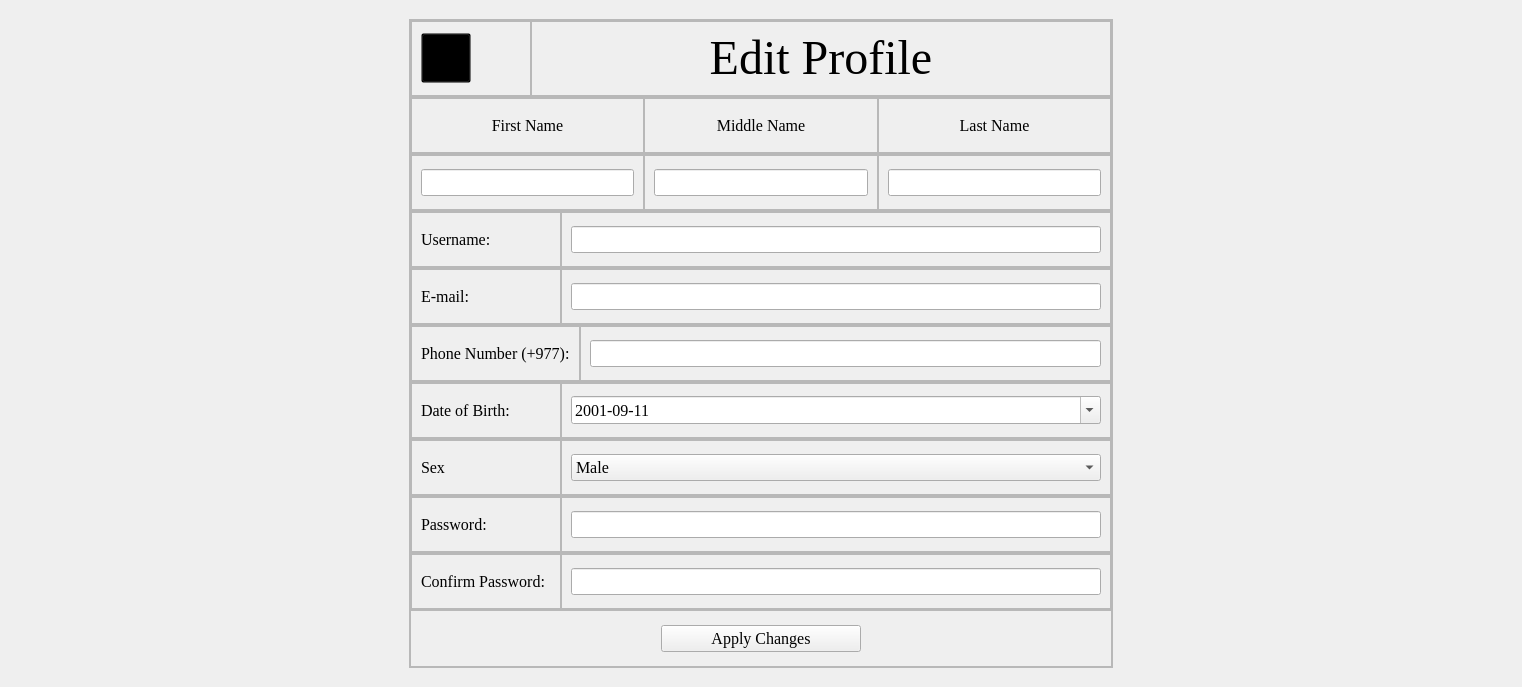
First picture: the form in editprofile.ui, repository aavashlamichhane/LibMan, before the edit.
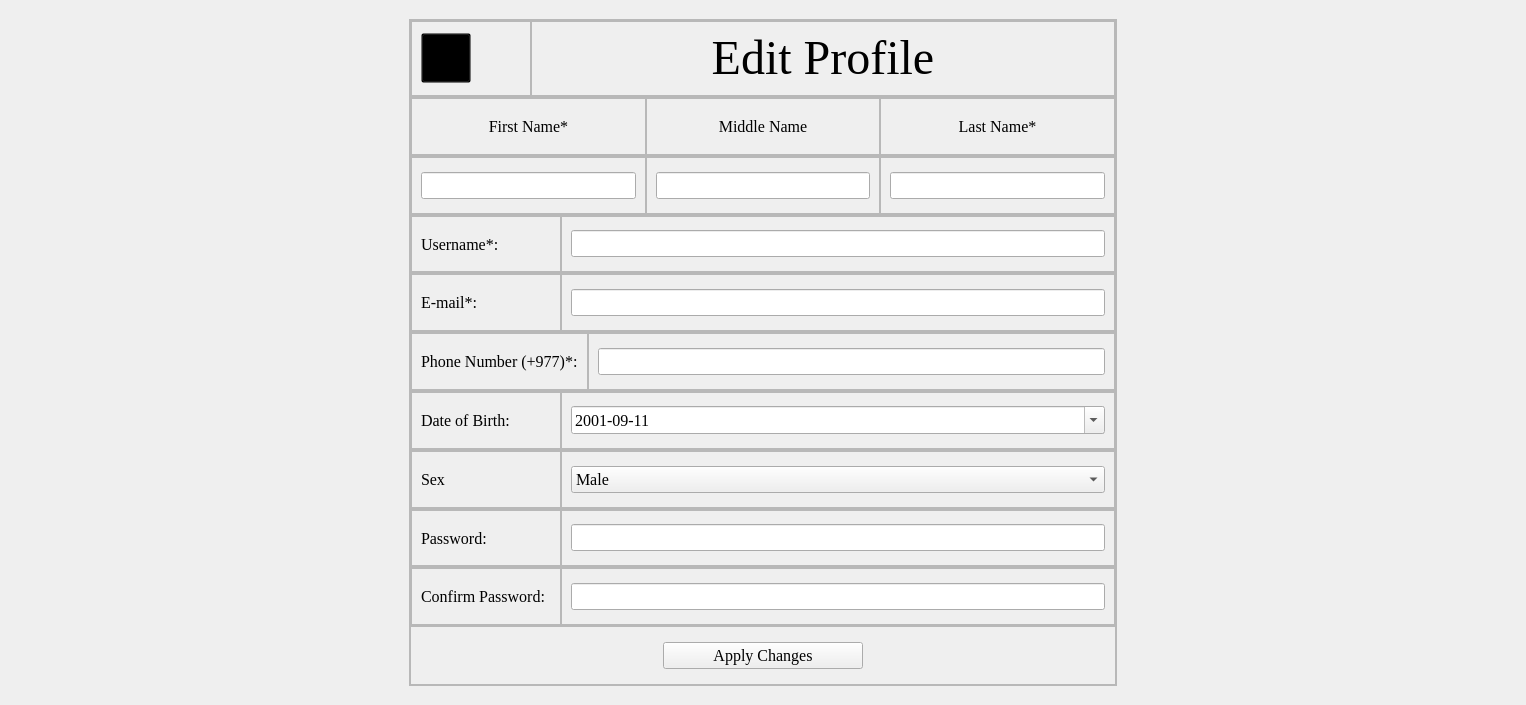
Second picture: the form after the edit. Icons and pictures are not drawn.

Diff of the .ui file:
```diff
--- a/editprofile.ui
+++ b/editprofile.ui
@@ -6,8 +6,8 @@
    <rect>
     <x>0</x>
     <y>0</y>
-    <width>1516</width>
-    <height>687</height>
+    <width>1526</width>
+    <height>705</height>
    </rect>
   </property>
   <property name="windowTitle">
@@ -252,7 +252,7 @@
                   </font>
                  </property>
                  <property name="text">
-                  <string>First Name</string>
+                  <string>First Name*</string>
                  </property>
                  <property name="textFormat">
                   <enum>Qt::AutoText</enum>
@@ -311,7 +311,7 @@
                   </font>
                  </property>
                  <property name="text">
-                  <string>Last Name</string>
+                  <string>Last Name*</string>
                  </property>
                  <property name="alignment">
                   <set>Qt::AlignCenter</set>
@@ -465,7 +465,7 @@
                   </font>
                  </property>
                  <property name="text">
-                  <string>Username:</string>
+                  <string>Username*:</string>
                  </property>
                 </widget>
                </item>
@@ -554,7 +554,7 @@
                   </font>
                  </property>
                  <property name="text">
-                  <string>E-mail:</string>
+                  <string>E-mail*:</string>
                  </property>
                 </widget>
                </item>
@@ -634,7 +634,7 @@
                   </font>
                  </property>
                  <property name="text">
-                  <string>Phone Number (+977):</string>
+                  <string>Phone Number (+977)*:</string>
                  </property>
                 </widget>
                </item>
```
